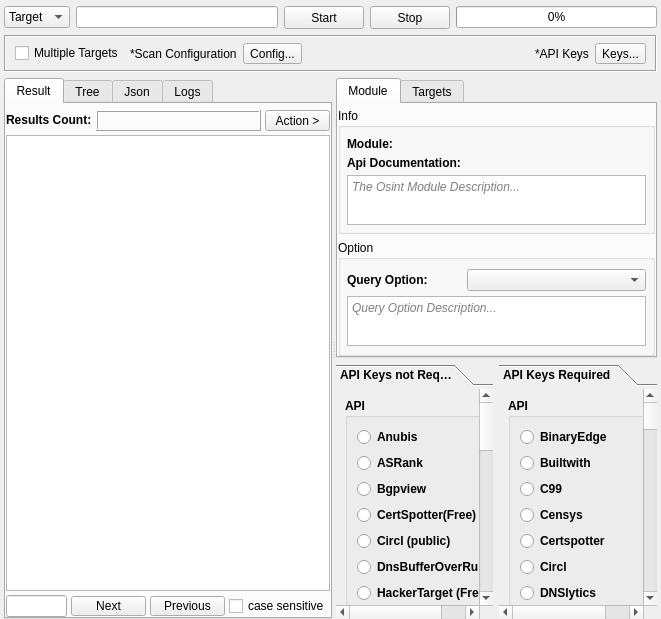
The window that sub3suite/src/engines/raw/Raw.ui (3nock/OTE) describes before a commit, drawn with Qt 5.
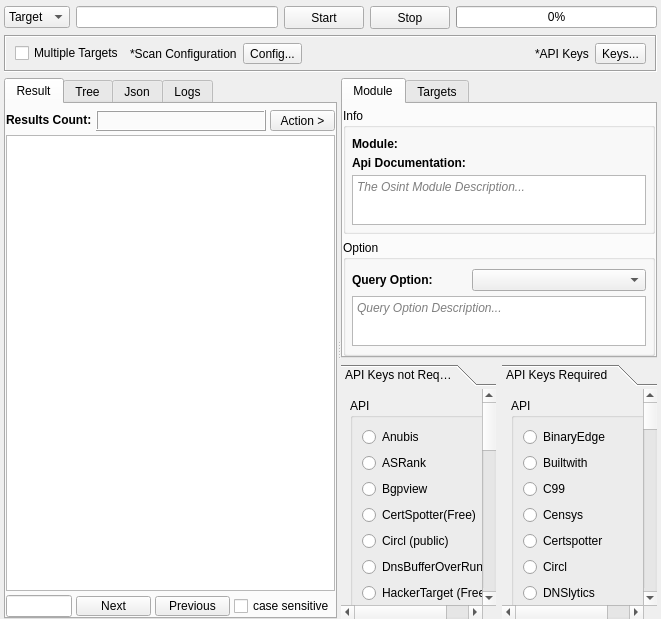
The same window after the commit. Custom widgets are drawn as their Qt base class.

Patch:
```diff
--- a/sub3suite/src/engines/raw/Raw.ui
+++ b/sub3suite/src/engines/raw/Raw.ui
@@ -882,8 +882,8 @@
            </property>
            <property name="font">
             <font>
-             <weight>75</weight>
-             <bold>true</bold>
+             <weight>50</weight>
+             <bold>false</bold>
             </font>
            </property>
            <property name="currentIndex">
@@ -897,7 +897,7 @@
              <rect>
               <x>0</x>
               <y>0</y>
-              <width>177</width>
+              <width>159</width>
               <height>742</height>
              </rect>
             </property>
@@ -1215,8 +1215,8 @@
            </property>
            <property name="font">
             <font>
-             <weight>75</weight>
-             <bold>true</bold>
+             <weight>50</weight>
+             <bold>false</bold>
             </font>
            </property>
            <property name="currentIndex">
@@ -1230,7 +1230,7 @@
              <rect>
               <x>0</x>
               <y>0</y>
-              <width>176</width>
+              <width>157</width>
               <height>1501</height>
              </rect>
             </property>
```
